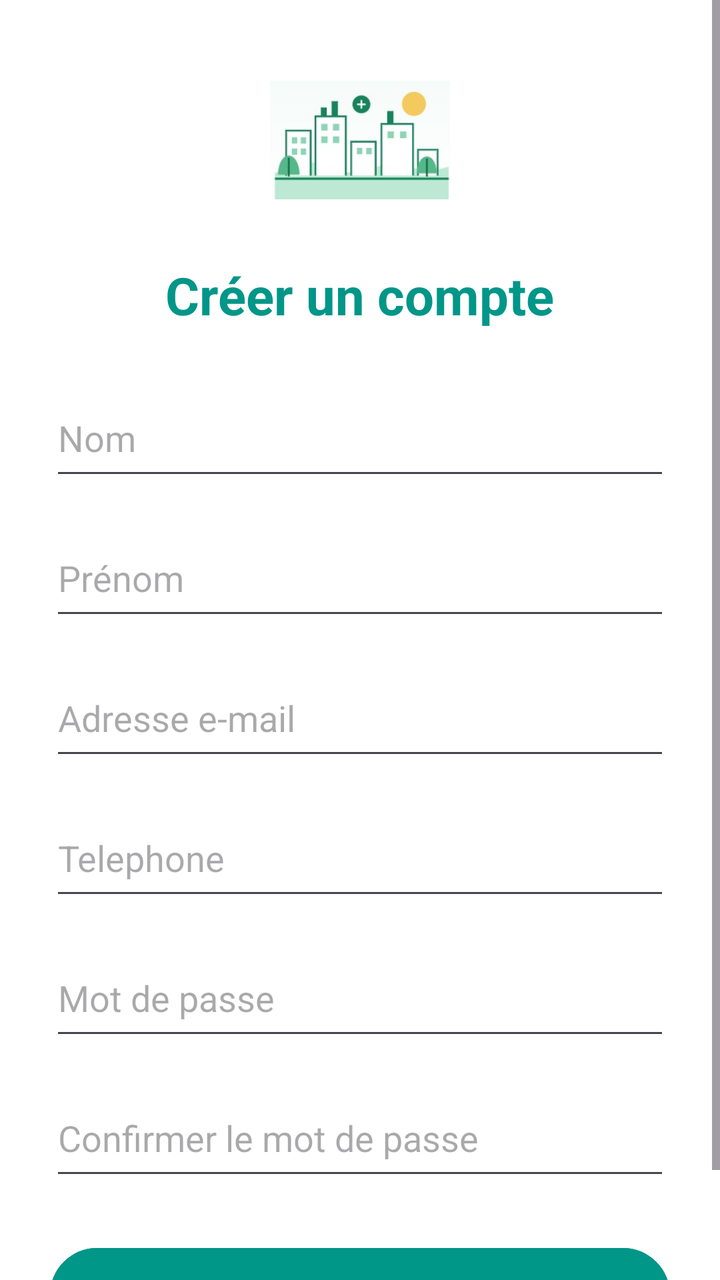
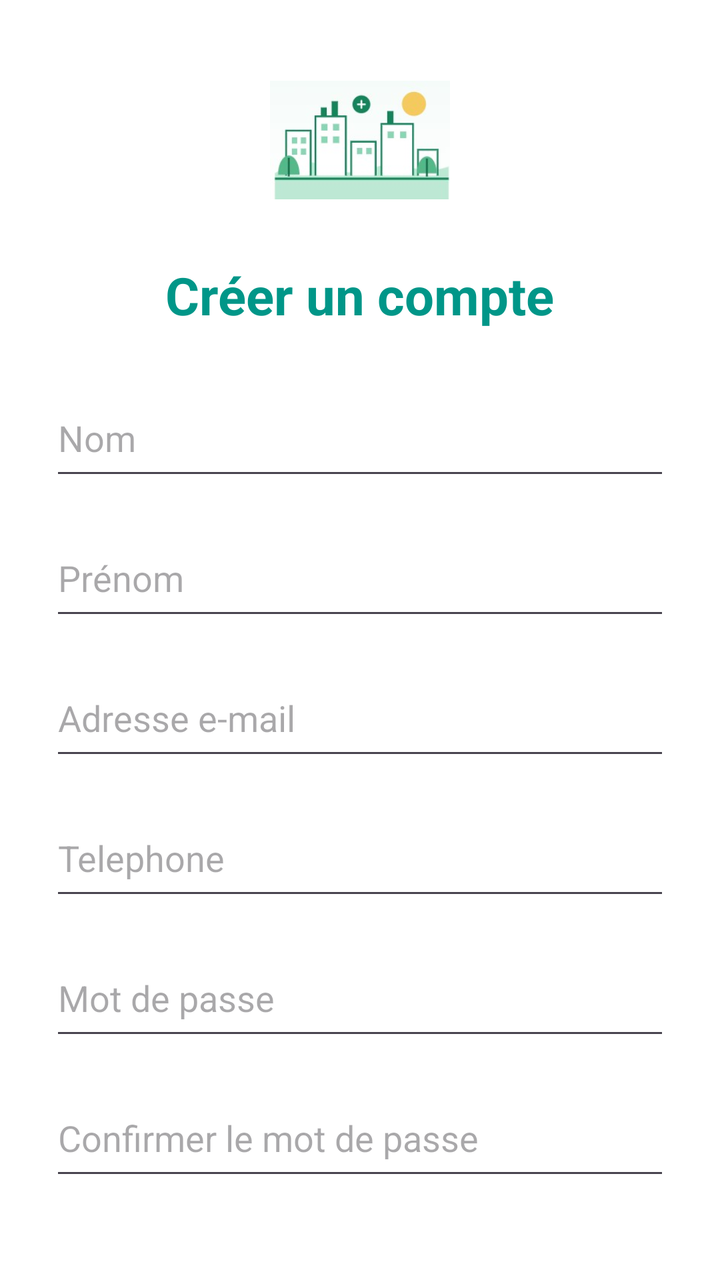

Screens rendered from an Android XML layout before and after an edit, with the pre-edit source and the edit as a unified diff.
<!-- AndroidManifest.xml: application theme Theme.Baladi -->
<!-- res/layout/register.xml -->
<?xml version="1.0" encoding="utf-8"?>
<ScrollView
    xmlns:android="http://schemas.android.com/apk/res/android"
    android:layout_width="match_parent"
    android:layout_height="match_parent"
    android:background="#FFFFFF">

    <LinearLayout
        android:layout_width="match_parent"
        android:layout_height="wrap_content"
        android:orientation="vertical"
        android:padding="25dp"
        android:gravity="center_horizontal">

        <ImageView
            android:layout_width="90dp"
            android:layout_height="90dp"
            android:src="@drawable/logo"
            android:contentDescription="Logo Baladi"/>

        <TextView
            android:layout_width="wrap_content"
            android:layout_height="wrap_content"
            android:text="Créer un compte"
            android:textSize="26sp"
            android:textStyle="bold"
            android:textColor="#009688"
            android:layout_marginTop="15dp"
            android:layout_marginBottom="25dp"/>

        <EditText
            android:id="@+id/edtNom"
            android:layout_width="match_parent"
            android:layout_height="55dp"
            android:hint="Nom"
            android:inputType="text"
            android:layout_marginBottom="15dp"/>

        <EditText
            android:id="@+id/edtPrenom"
            android:layout_width="match_parent"
            android:layout_height="55dp"
            android:hint="Prénom"
            android:inputType="text"
            android:layout_marginBottom="15dp"/>

        <EditText
            android:id="@+id/edtEmail"
            android:layout_width="match_parent"
            android:layout_height="55dp"
            android:hint="Adresse e-mail"
            android:inputType="textEmailAddress"
            android:layout_marginBottom="15dp"/>
        <EditText
            android:id="@+id/edtTel"
            android:layout_width="match_parent"
            android:layout_height="55dp"
            android:hint="Telephone"
            android:inputType="textPhonetic"
            android:layout_marginBottom="15dp"/>
        <EditText
            android:id="@+id/edtPassword"
            android:layout_width="match_parent"
            android:layout_height="55dp"
            android:hint="Mot de passe"
            android:inputType="textPassword"
            android:layout_marginBottom="15dp"/>

        <EditText
            android:id="@+id/edtConfirmPassword"
            android:layout_width="match_parent"
            android:layout_height="55dp"
            android:hint="Confirmer le mot de passe"
            android:inputType="textPassword"
            android:layout_marginBottom="25dp"/>

        <Button
            android:id="@+id/btnRegister"
            android:layout_width="match_parent"
            android:layout_height="55dp"
            android:text="Créer mon compte"
            android:textColor="#FFFFFF"
            android:textStyle="bold"
            android:backgroundTint="#009688"/>

    </LinearLayout>

</ScrollView>
<!-- resources referenced by this layout -->
<resources>
  <!-- drawable logo: jpg bitmap (drawable, 7985 bytes) -->
  <style name="Theme.Baladi" parent="Base.Theme.Baladi" />
  <style name="Base.Theme.Baladi" parent="Theme.Material3.DayNight.NoActionBar">
          
          
      </style>
</resources>

<!-- the commit's change to res/layout/register.xml (unified diff, before → after) -->
@@ -1,5 +1,5 @@
 <?xml version="1.0" encoding="utf-8"?>
-<ScrollView
+<LinearLayout
     xmlns:android="http://schemas.android.com/apk/res/android"
     android:layout_width="match_parent"
     android:layout_height="match_parent"
@@ -56,7 +56,7 @@
             android:layout_width="match_parent"
             android:layout_height="55dp"
             android:hint="Telephone"
-            android:inputType="textPhonetic"
+            android:inputType="phone"
             android:layout_marginBottom="15dp"/>
         <EditText
             android:id="@+id/edtPassword"
@@ -75,7 +75,7 @@
             android:layout_marginBottom="25dp"/>
 
         <Button
-            android:id="@+id/btnRegister"
+            android:id="@+id/btncreer"
             android:layout_width="match_parent"
             android:layout_height="55dp"
             android:text="Créer mon compte"
@@ -85,4 +85,4 @@
 
     </LinearLayout>
 
-</ScrollView>
+</LinearLayout>
